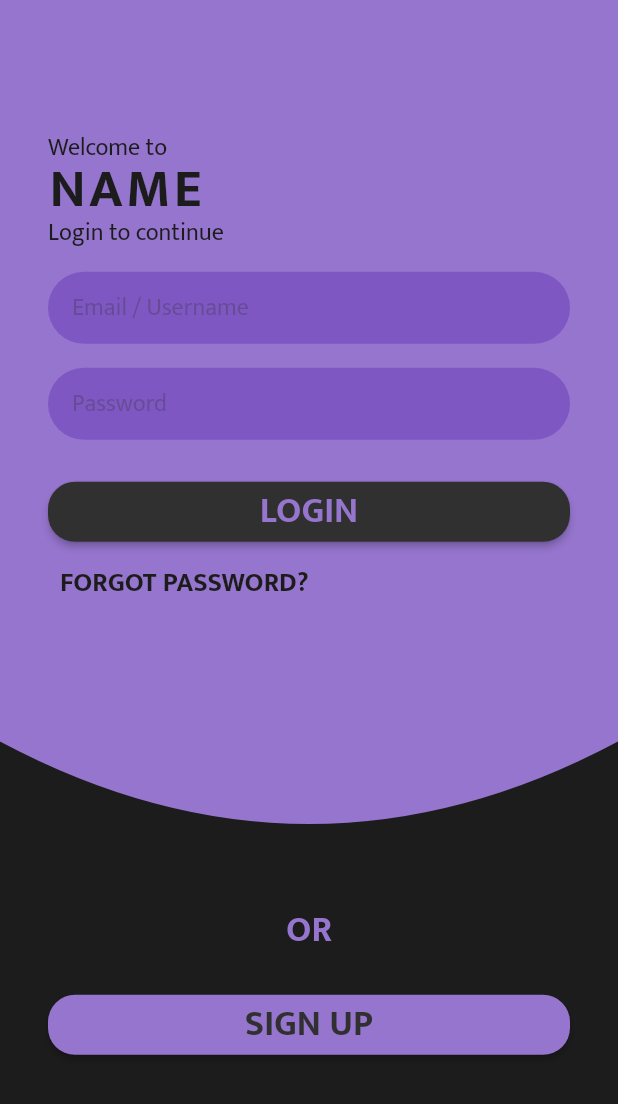
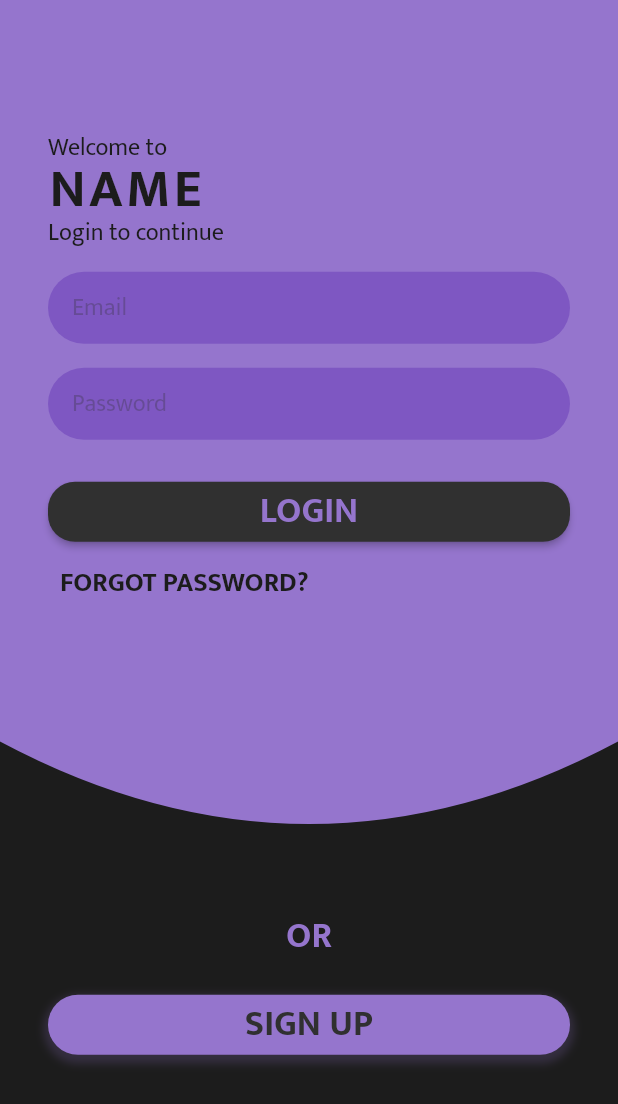
Before and after one commit to Aranyaa-k/Login_signup-UI, a Flutter app: the screen it shows after launch, on a phone screen of 412 x 824 dp. Shown: the top 1104 px of the screen. Run offline on Flutter 3.47's test engine with Material 2 defaults, Android fonts, the phone set to English and light mode, and no system bars.

Commit message:
login / signup UI

```diff
--- a/lib/login.dart
+++ b/lib/login.dart
@@ -44,7 +44,7 @@ class Login extends StatelessWidget {
 
         TextField(
           decoration: InputDecoration(
-            hintText: "Email / Username",
+            hintText: "Email",
             hintStyle: TextStyle(
               fontSize: 16,
               color: Colors.grey[850]!.withOpacity(0.3),
--- a/lib/signup_option.dart
+++ b/lib/signup_option.dart
@@ -25,27 +25,32 @@ class SignupOption extends StatelessWidget {
           height: 24,
         ),
 
-        ElevatedButton(
-          onPressed: () {
-            print('signup');
-          },
-          style: ButtonStyle(
-            shape: MaterialStateProperty.all<RoundedRectangleBorder>(
-            RoundedRectangleBorder(
-            borderRadius: BorderRadius.circular(18.0),
+        Container(
+          height: 40,
+          decoration: BoxDecoration(
+            color: Colors.deepPurple[300],
+            borderRadius: BorderRadius.all(
+              Radius.circular(25),
             ),
+            boxShadow: [
+              BoxShadow(
+                color: Colors.deepPurple[300]!.withOpacity(0.2),
+                spreadRadius: 3,
+                blurRadius: 4,
+                offset: Offset(0,3),
               ),
-            backgroundColor:MaterialStateProperty.all(Colors.deepPurple[300]),
+            ]
           ),
+          child: Center(
             child: Text(
               'SIGN UP',
               style: TextStyle(
-              color: Colors.grey[850],
                 fontSize: 24,
                 fontWeight: FontWeight.bold,
+                color: Colors.grey[850],
               ),
             ),
-
+          ),
         ),
       ],
     );
```
Also changed, not shown: lib/login_option.dart (+39 -11 lines). Lines whose indentation alone changed are shown as unchanged.
